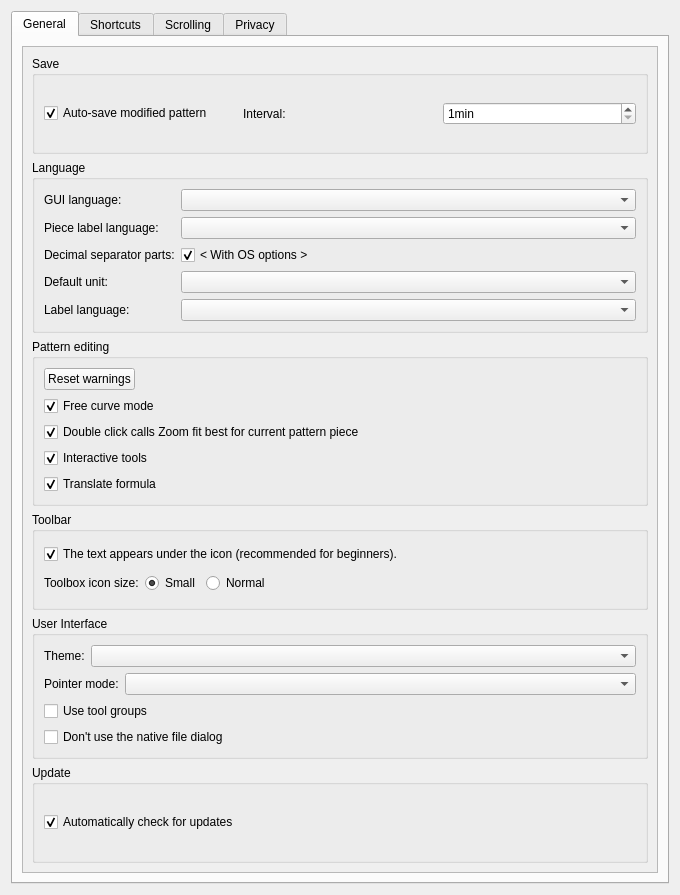
Qt form src/app/valentina/dialogs/configpages/preferencesconfigurationpage.ui (dismine/valentina) before a commit.
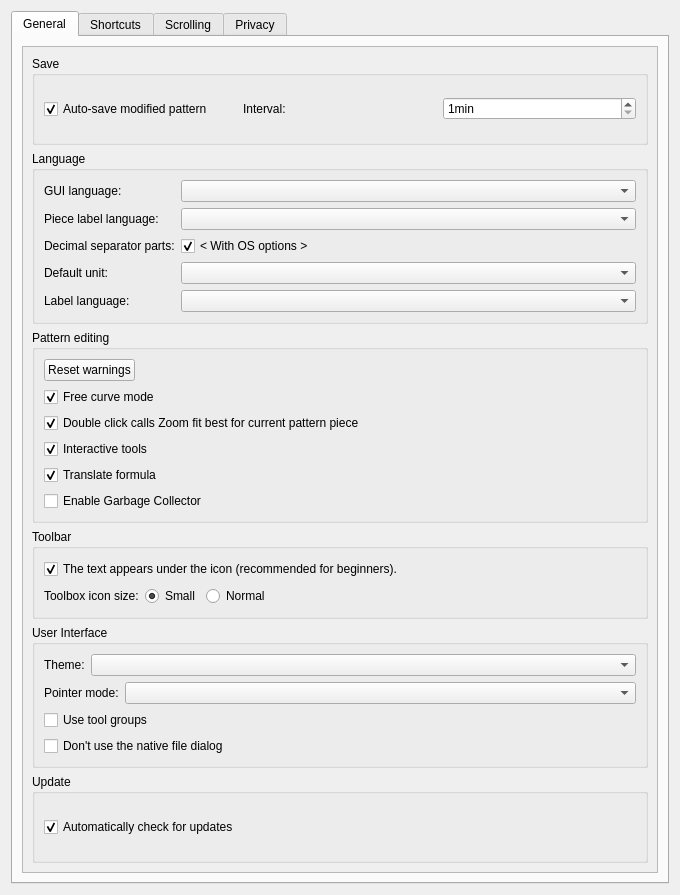
The same form after that commit.

Commit message: Fix garbage collector.

```diff
--- a/src/app/valentina/dialogs/configpages/preferencesconfigurationpage.ui
+++ b/src/app/valentina/dialogs/configpages/preferencesconfigurationpage.ui
@@ -34,8 +34,8 @@
            <rect>
             <x>0</x>
             <y>0</y>
-            <width>638</width>
-            <height>826</height>
+            <width>624</width>
+            <height>839</height>
            </rect>
           </property>
           <layout class="QVBoxLayout" name="verticalLayout_2">
@@ -228,6 +228,16 @@
                 </property>
                </widget>
               </item>
+              <item>
+               <widget class="QCheckBox" name="checkBoxGarbageCollector">
+                <property name="toolTip">
+                 <string>Enable collecting unsuded objects when open pattern file.</string>
+                </property>
+                <property name="text">
+                 <string>Enable Garbage Collector</string>
+                </property>
+               </widget>
+              </item>
              </layout>
             </widget>
            </item>
```
Left out of the diff: 30 changed lines with no effect on the pictures. The commit also changes 11 other files.
